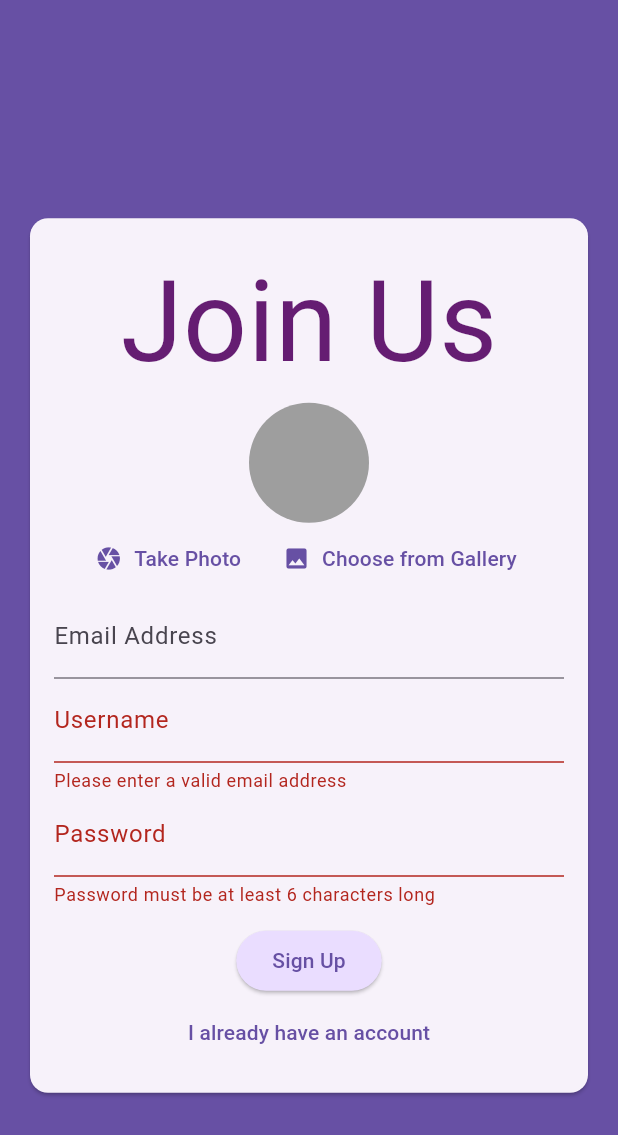
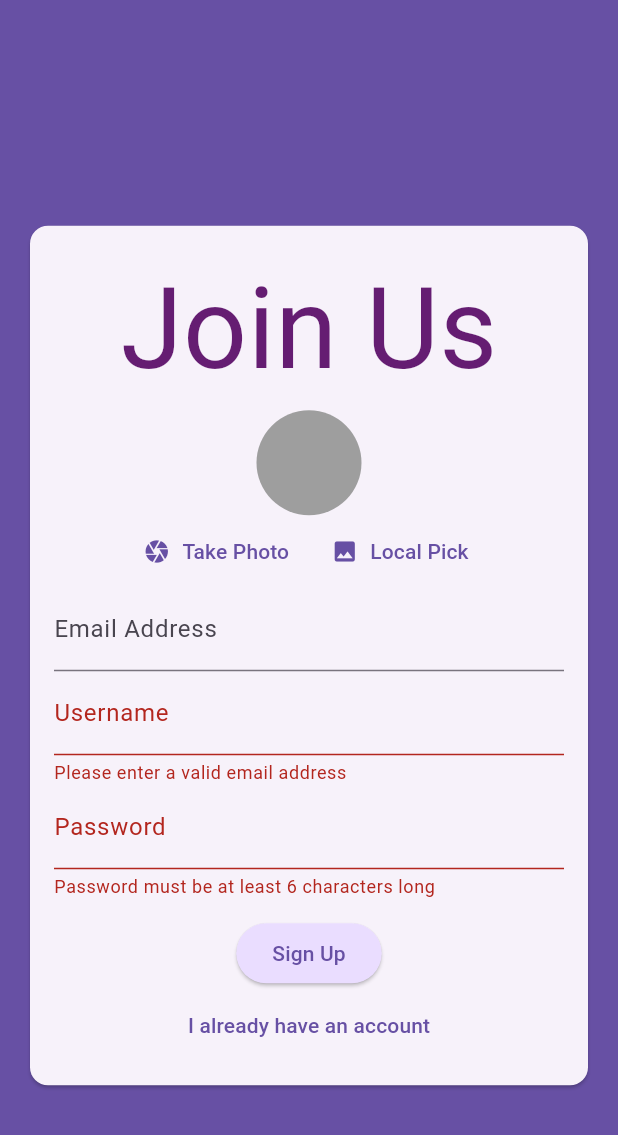
Before and after one commit to CS5520-Seattle-Fall23/finalproject-fantastic-four, a Flutter app: the screen it shows after launch, after a tap on "Log In", after a tap on "Create an account", on a phone screen of 412 x 824 dp. Shown: the top 1135 px of the screen. Run offline on Flutter 3.47's test engine with Material 3 defaults, Android fonts, the phone set to English and light mode, and no system bars; our stand-ins replace bot_toast, card_swiper, cloud_firestore, firebase_auth, firebase_core, firebase_messaging and 5 more; accounts and stored records are empty; Roboto replaces fonts that are missing (Hiatus).

Commit message:
fix pixel overflow

```diff
--- a/sweetpet/lib/page/chat_page/user_image_picker.dart
+++ b/sweetpet/lib/page/chat_page/user_image_picker.dart
@@ -41,7 +41,7 @@ class _UserImagePickerState extends State<UserImagePicker> {
     return Column(
       children: [
         CircleAvatar(
-          radius: 40,
+          radius: 35,
           backgroundColor: Colors.grey,
           foregroundImage:
               _pickedImageFile != null ? FileImage(_pickedImageFile!) : null,
@@ -63,7 +63,7 @@ class _UserImagePickerState extends State<UserImagePicker> {
               onPressed: () => _pickImage(ImageSource.gallery),
               icon: const Icon(Icons.image),
               label: Text(
-                'Choose from Gallery',
+                'Local Pick',
                 style: TextStyle(
                   color: Theme.of(context).colorScheme.primary,
                 ),
```
